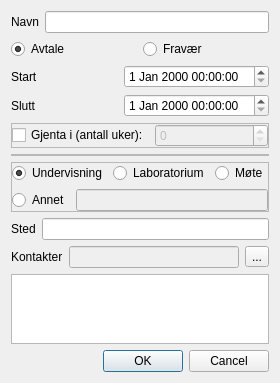
First picture: the form in appointmentui.ui, repository ArcticFqx/QTSkoleProsjekt, before the edit.
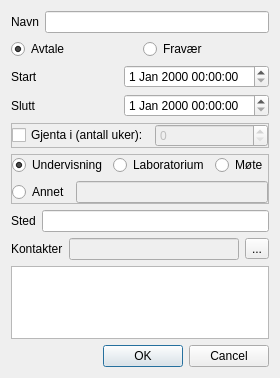
Second picture: the form after the edit.

What changed in the file:
```diff
--- a/appointmentui.ui
+++ b/appointmentui.ui
@@ -115,21 +115,6 @@
        </layout>
       </widget>
      </item>
-     <item>
-      <widget class="QFrame" name="frame_2">
-       <property name="frameShape">
-        <enum>QFrame::StyledPanel</enum>
-       </property>
-       <property name="frameShadow">
-        <enum>QFrame::Raised</enum>
-       </property>
-       <layout class="QHBoxLayout" name="horizontalLayout_10">
-        <property name="margin">
-         <number>0</number>
-        </property>
-       </layout>
-      </widget>
-     </item>
      <item>
       <widget class="QFrame" name="frame">
        <property name="frameShape">
```
Left out of the diff: 1 changed line with no effect on the pictures.
